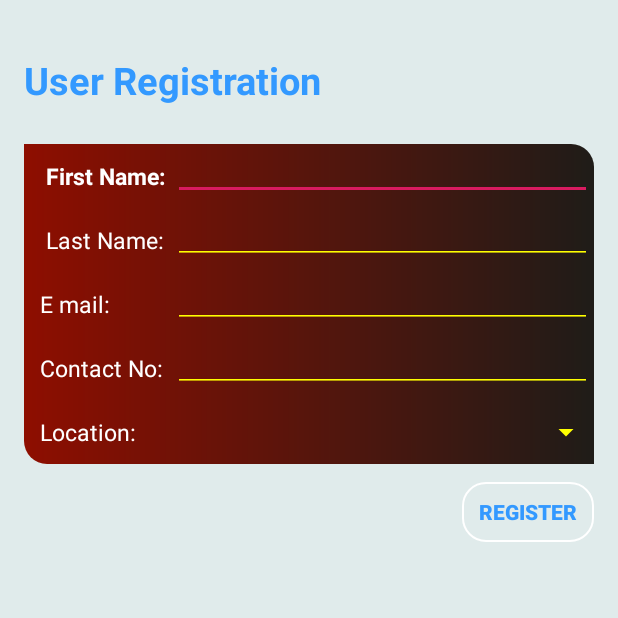
After one commit to Avishka0303/CEB-Smart_Meter_Project, an Android app: the RegistrationActivity screen opened directly, with no data from a screen before it, on a phone screen of 412 x 824 dp, the top half of it. The commit adds this screen. Run offline under Robolectric (Android 15) with nearby library versions, the light colour scheme and no system bars; 2 statements that could not run were skipped.

Commit message:
interface change

```diff
--- a/app/src/main/AndroidManifest.xml
+++ b/app/src/main/AndroidManifest.xml
@@ -23,6 +23,7 @@
         <activity android:name=".login.LoginActivity" />
         <activity android:name=".dashboard.DashboardActivity" />
         <activity android:name=".independent.ProfileActivity" />
+        <activity android:name=".login.RegistrationActivity"></activity>
     </application>
 
 </manifest>
--- a/app/src/main/java/com/example/predatorx21/cebsmartmeter/dashboard/DashboardActivity.java
+++ b/app/src/main/java/com/example/predatorx21/cebsmartmeter/dashboard/DashboardActivity.java
@@ -45,6 +45,7 @@ public class DashboardActivity extends AppCompatActivity {
     private TextView emailOut;
     private LinearLayout navigationHeader;
     private NavigationView navigationView;
+    private Menu menu;
 
     //Initialize the fragments
     private HomeFragment homeFragment;
@@ -185,16 +186,17 @@ public class DashboardActivity extends AppCompatActivity {
     }
 
     private void setToolBar(Toolbar toolbar,String meterId) {
-        toolbar.setTitle("CEB Smart Meter");
+        toolbar.setTitle("Smart Meter");
         toolbar.setTitleTextColor(getResources().getColor(R.color.colorWhite,null));
         setSupportActionBar(toolbar);
         toolbar.setSubtitle("Meter ID : "+meterId);
-        toolbar.setSubtitleTextColor(getResources().getColor(R.color.colorWhite,null));
+        toolbar.setSubtitleTextColor(getResources().getColor(R.color.colorYellow,null));
     }
 
     @Override
     public boolean onCreateOptionsMenu(Menu menu) {
         getMenuInflater().inflate(R.menu.toolbar_menu,menu);
+        this.menu=menu;
         return true;
     }
 
--- a/app/src/main/java/com/example/predatorx21/cebsmartmeter/db/DB.java
+++ b/app/src/main/java/com/example/predatorx21/cebsmartmeter/db/DB.java
@@ -30,17 +30,19 @@ public class DB {
         return connection;
     }
 
-    public static void updateDB(String updateQuery){
+    public static boolean updateDB(String updateQuery){
+        boolean flag=false;
         if(connection==null){
             createNewConnection();
         }
         try {
             Statement statement=connection.createStatement();
-            statement.execute(updateQuery);
+            flag=statement.execute(updateQuery);
         } catch (SQLException e) {
             e.printStackTrace();
             Log.e("DBE",e.getMessage());
         }
+        return flag;
     }
 
     public static ResultSet searchDB(String searchQuery){
--- a/app/src/main/java/com/example/predatorx21/cebsmartmeter/login/LoginActivity.java
+++ b/app/src/main/java/com/example/predatorx21/cebsmartmeter/login/LoginActivity.java
@@ -65,4 +65,9 @@ public class LoginActivity extends AppCompatActivity {
             Log.e("DBE",e.getMessage());
         }
     }
+
+    public void registerNewUser(View view){
+        Intent intent=new Intent(LoginActivity.this,RegistrationActivity.class);
+        startActivity(intent);
+    }
 }
--- /dev/null
+++ b/app/src/main/java/com/example/predatorx21/cebsmartmeter/login/RegistrationActivity.java
@@ -0,0 +1,70 @@
+package com.example.predatorx21.cebsmartmeter.login;
+
+import android.support.v7.app.AppCompatActivity;
+import android.os.Bundle;
+import android.util.Log;
+import android.view.View;
+import android.widget.ArrayAdapter;
+import android.widget.EditText;
+import android.widget.Spinner;
+import android.widget.TextView;
+import android.widget.Toast;
+
+import com.example.predatorx21.cebsmartmeter.R;
+import com.example.predatorx21.cebsmartmeter.db.DB;
+
+import java.sql.ResultSet;
+import java.util.ArrayList;
+import java.util.List;
+
+public class RegistrationActivity extends AppCompatActivity {
+
+    private Spinner spinner;
+    private EditText fname;
+    private EditText lname;
+    private EditText email;
+    private EditText cno;
+
+    @Override
+    protected void onCreate(Bundle savedInstanceState) {
+        super.onCreate(savedInstanceState);
+        setContentView(R.layout.activity_registration);
+
+        spinner=(Spinner)findViewById(R.id.location_spinner);
+        fname=(EditText) findViewById(R.id.fname_txt);
+        lname=(EditText)findViewById(R.id.lname_txt);
+        email=(EditText)findViewById(R.id.email_txt);
+        cno=(EditText)findViewById(R.id.cno_txt);
+
+        initializeTheSpinner();
+    }
+
+    private void initializeTheSpinner() {
+        List<String> locations=new ArrayList<String>();
+        String query="SELECT * FROM [Contacts]";
+        ResultSet resultSet= DB.searchDB(query);
+        try{
+            while(resultSet.next()){
+                locations.add(resultSet.getString("Location"));
+            }
+        }catch (Exception e){
+            e.printStackTrace();
+        }
+        ArrayAdapter<String> dataAdapter = new ArrayAdapter<String>(this, android.R.layout.simple_spinner_item, locations);
+        dataAdapter.setDropDownViewResource(android.R.layout.simple_spinner_dropdown_item);
+        spinner.setAdapter(dataAdapter);
+    }
+
+    public void registerNew(View view){
+        Log.e("Buttoncheck","woring.");
+
+        boolean flag=false;
+        String query="INSERT INTO [AspNetUsers] ([Id],[AccessFailedCount],[Email],[EmailConfirmed],[LockoutEnabled],[PhoneNumber],[PhoneNumberConfirmed],[TwoFactorEnabled],[FirstName],[LastName],[Location]) VALUES ('1234','0','0','"+email.getText()+"','0','"+cno.getText()+"','0','0','"+email.getText()+"','"+fname.getText()+"','"+lname.getText()+"','"+spinner.getSelectedItem().toString()+"')";
+        flag=DB.updateDB(query);
+        if(flag){
+            Toast.makeText(RegistrationActivity.this,"Registration Completed",Toast.LENGTH_SHORT).show();
+        }else{
+            Toast.makeText(RegistrationActivity.this,"Registration failure",Toast.LENGTH_SHORT).show();
+        }
+    }
+}
--- a/app/src/main/res/color/bottom_navigator_color.xml
+++ b/app/src/main/res/color/bottom_navigator_color.xml
@@ -1,5 +1,5 @@
 <?xml version="1.0" encoding="utf-8"?>
 <selector xmlns:android="http://schemas.android.com/apk/res/android">
-    <item android:color="@color/colorWhite" android:state_checked="true" />
+    <item android:color="@color/colorYellow" android:state_checked="true" />
     <item android:color="@color/colorTransparentWhite" />
 </selector>
--- /dev/null
+++ b/app/src/main/res/drawable/ic_refresh_yellow.xml
@@ -0,0 +1,5 @@
+<vector android:height="24dp" android:tint="#FFFF00"
+    android:viewportHeight="24.0" android:viewportWidth="24.0"
+    android:width="24dp" xmlns:android="http://schemas.android.com/apk/res/android">
+    <path android:fillColor="#FF000000" android:pathData="M17.65,6.35C16.2,4.9 14.21,4 12,4c-4.42,0 -7.99,3.58 -7.99,8s3.57,8 7.99,8c3.73,0 6.84,-2.55 7.73,-6h-2.08c-0.82,2.33 -3.04,4 -5.65,4 -3.31,0 -6,-2.69 -6,-6s2.69,-6 6,-6c1.66,0 3.14,0.69 4.22,1.78L13,11h7V4l-2.35,2.35z"/>
+</vector>
--- a/app/src/main/res/layout/activity_dashboard.xml
+++ b/app/src/main/res/layout/activity_dashboard.xml
@@ -58,7 +58,7 @@
         android:layout_width="wrap_content"
         android:layout_height="match_parent"
         android:layout_marginTop="?attr/actionBarSize"
-        android:background="@color/colorlightBlue"
+        android:background="@drawable/yellow_electricity"
         app:itemTextColor="@color/coalEnd"
         app:menu="@menu/navigation_drawer_menu"
         app:headerLayout="@layout/nav_drawer_header"
--- a/app/src/main/res/layout/activity_login.xml
+++ b/app/src/main/res/layout/activity_login.xml
@@ -104,6 +104,7 @@
         android:layout_height="wrap_content"
         android:layout_marginStart="5dp"
         android:layout_marginBottom="5dp"
+        android:onClick="registerNewUser"
         android:text="Registration"
         android:textColor="@color/colorWhite"
         app:layout_constraintBottom_toBottomOf="parent"
--- /dev/null
+++ b/app/src/main/res/layout/activity_registration.xml
@@ -0,0 +1,173 @@
+<?xml version="1.0" encoding="utf-8"?>
+<android.support.constraint.ConstraintLayout xmlns:android="http://schemas.android.com/apk/res/android"
+    xmlns:app="http://schemas.android.com/apk/res-auto"
+    xmlns:tools="http://schemas.android.com/tools"
+    android:layout_width="match_parent"
+    android:layout_height="match_parent"
+    android:background="@color/colorLightGray"
+    tools:context=".login.RegistrationActivity">
+
+    <TextView
+        android:id="@+id/textView"
+        android:layout_width="wrap_content"
+        android:layout_height="wrap_content"
+        android:layout_marginStart="16dp"
+        android:layout_marginTop="36dp"
+        android:text="User Registration"
+        android:textColor="@color/colorBlue"
+        android:textSize="25dp"
+        android:textStyle="bold"
+        app:layout_constraintStart_toStartOf="parent"
+        app:layout_constraintTop_toTopOf="parent"
+        />
+
+    <TableLayout
+        android:id="@+id/tableLayout"
+        android:layout_width="match_parent"
+        android:layout_height="wrap_content"
+        android:layout_marginStart="16dp"
+        android:layout_marginTop="25dp"
+        android:layout_marginEnd="16dp"
+        android:background="@drawable/netflix_theme"
+        android:stretchColumns="1"
+        app:layout_constraintEnd_toEndOf="parent"
+        app:layout_constraintHorizontal_bias="0.0"
+        app:layout_constraintStart_toStartOf="parent"
+        app:layout_constraintTop_toBottomOf="@+id/textView">
+
+        <TableRow
+            android:layout_width="match_parent"
+            android:layout_height="wrap_content"
+            android:padding="5dp">
+
+            <TextView
+                android:layout_width="wrap_content"
+                android:layout_height="wrap_content"
+                android:padding="5dp"
+                android:text=" First Name:"
+                android:textColor="@color/colorWhite"
+                android:textSize="15sp"
+                android:textStyle="bold" />
+
+            <EditText
+                android:id="@+id/fname_txt"
+                android:layout_width="wrap_content"
+                android:layout_height="wrap_content"
+                android:padding="5dp"
+                android:textAlignment="center"
+                android:textColor="@color/colorWhite"
+                android:textSize="15sp" />
+        </TableRow>
+
+        <TableRow
+            android:layout_width="match_parent"
+            android:layout_height="match_parent"
+            android:padding="5dp">
+
+            <TextView
+                android:layout_width="wrap_content"
+                android:layout_height="wrap_content"
+                android:padding="5dp"
+                android:text=" Last Name:"
+                android:textColor="@color/colorWhite"
+                android:textSize="15sp" />
+
+            <EditText
+                android:id="@+id/lname_txt"
+                android:layout_width="wrap_content"
+                android:layout_height="wrap_content"
+                android:padding="5dp"
+                android:textAlignment="center"
+                android:textColor="@color/colorWhite"
+                android:textSize="15sp" />
+        </TableRow>
+
+        <TableRow
+            android:layout_width="match_parent"
+            android:layout_height="match_parent"
+            android:padding="5dp">
+
+            <TextView
+                android:layout_width="wrap_content"
+                android:layout_height="wrap_content"
+                android:padding="5dp"
+                android:text="E mail:"
+                android:textColor="@color/colorWhite"
+                android:textSize="15sp" />
+
+            <EditText
+                android:id="@+id/email_txt"
+                android:layout_width="wrap_content"
+                android:layout_height="wrap_content"
+                android:padding="5dp"
+                android:textAlignment="center"
+                android:textColor="@color/colorWhite"
+                android:textSize="15sp" />
+
+
+        </TableRow>
+
+        <TableRow
+            android:layout_width="match_parent"
+            android:layout_height="match_parent"
+            android:padding="5dp">
+
+            <TextView
+                android:layout_width="wrap_content"
+                android:layout_height="wrap_content"
+                android:padding="5dp"
+                android:text="Contact No:"
+                android:textColor="@color/colorWhite"
+                android:textSize="15sp" />
+
+            <EditText
+                android:id="@+id/cno_txt"
+                android:layout_width="wrap_content"
+                android:layout_height="wrap_content"
+                android:padding="5dp"
+                android:textAlignment="center"
+                android:textColor="@color/colorWhite"
+                android:textSize="15sp" />
+
+
+        </TableRow>
+
+        <TableRow
+            android:layout_width="match_parent"
+            android:layout_height="match_parent"
+            android:padding="5dp">
+
+            <TextView
+                android:layout_width="wrap_content"
+                android:layout_height="wrap_content"
+                android:padding="5dp"
+                android:text="Location:"
+                android:textColor="@color/colorWhite"
+                android:textSize="15sp" />
+
+            <Spinner
+                android:id="@+id/location_spinner"
+                android:layout_width="match_parent"
+                android:layout_height="match_parent"
+                android:textAlignment="viewStart"
+                 />
+
+        </TableRow>
+
+    </TableLayout>
+
+    <Button
+        android:id="@+id/button"
+        android:layout_width="wrap_content"
+        android:layout_height="40dp"
+        android:layout_marginTop="12dp"
+        android:layout_marginEnd="16dp"
+        android:text="Register"
+        android:textColor="@color/colorBlue"
+        android:textStyle="bold"
+        android:onClick="registerNew"
+        android:background="@drawable/main_btn_theme"
+        app:layout_constraintEnd_toEndOf="parent"
+        app:layout_constraintTop_toBottomOf="@+id/tableLayout" />
+
+</android.support.constraint.ConstraintLayout>
--- a/app/src/main/res/layout/fragment_usage.xml
+++ b/app/src/main/res/layout/fragment_usage.xml
@@ -4,7 +4,7 @@
     xmlns:tools="http://schemas.android.com/tools"
     android:layout_width="match_parent"
     android:layout_height="match_parent"
-    android:background="@drawable/stripe_theme"
+    android:background="@color/colorLightGray"
     tools:context=".dashboard.UsageFragment">
 
     <android.support.constraint.ConstraintLayout
--- a/app/src/main/res/layout/nav_drawer_header.xml
+++ b/app/src/main/res/layout/nav_drawer_header.xml
@@ -4,7 +4,7 @@
     android:layout_width="match_parent"
     android:layout_height="160dp"
     android:orientation="vertical"
-    android:background="@drawable/header_layout_theme"
+    android:background="@color/colorPrimary"
     android:id="@+id/nav_header">
 
     <ImageView
@@ -23,7 +23,7 @@
         android:text=""
         android:textStyle="bold"
         android:layout_marginLeft="10dp"
-        android:textColor="@color/colorWhite"
+        android:textColor="@color/colorYellow"
         android:textSize="15sp"/>
 
     <TextView
@@ -32,7 +32,7 @@
         android:layout_height="wrap_content"
         android:layout_marginTop="5dp"
         android:text="abc1234@gmail.com"
-        android:textColor="@color/colorWhite"
+        android:textColor="@color/colorYellow"
         android:textStyle="bold"
         android:layout_marginLeft="10dp"
         android:textSize="15sp"/>
--- a/app/src/main/res/menu/navigation_drawer_menu.xml
+++ b/app/src/main/res/menu/navigation_drawer_menu.xml
@@ -3,7 +3,7 @@
     xmlns:android="http://schemas.android.com/apk/res/android">
     <group android:checkableBehavior="single">
         <item android:title="Profile" android:id="@+id/nd_profile" android:icon="@drawable/ic_person"/>
-        <item android:title="Home" android:id="@+id/nd_home" android:icon="@drawable/ic_home"/>
+        <item android:title="Home" android:id="@+id/nd_home" android:icon="@drawable/ic_home" android:checked="true"/>
         <item android:title="Usage" android:id="@+id/nd_usage" android:icon="@drawable/ic_usage"/>
         <item android:title="Bill" android:id="@+id/nd_bill" android:icon="@drawable/ic_payment"/>
         <item android:title="Contact" android:id="@+id/nd_contact_info" android:icon="@drawable/ic_contact" />
--- a/app/src/main/res/values/colors.xml
+++ b/app/src/main/res/values/colors.xml
@@ -1,13 +1,21 @@
 <?xml version="1.0" encoding="utf-8"?>
 <resources>
-    <color name="colorPrimary">#3399ff</color>
-    <color name="colorPrimaryDark">#3333ff</color>
+
+    <color name="colorPrimary">#720f11</color>
+    <color name="colorPrimaryDark">#4d0000</color>
     <color name="colorAccent">#D81B60</color>
 
+    <color name="colorTransparentWhite">#80FFFFFF</color>
+
     <color name="colorWhite">#FFFFFF</color>
-    <color name="colorlightBlue">#cce6ff</color>
+    <color name="colorYellow">#ffff00</color>
+    <color name="colorBlackGray">#494848</color>
+    <color name="colorLightGray">#e0ebeb</color>
+
+
     <color name="colorBlue">#3399ff</color>
-    <color name="colorTransparentWhite">#80FFFFFF</color>
+    <color name="colorPaleBlue">#d2f7f6</color>
+
 
     <color name="mainGradStart">#0575E6</color>
     <color name="mainGradEnd">#021B79</color>
--- a/app/src/main/res/values/styles.xml
+++ b/app/src/main/res/values/styles.xml
@@ -6,10 +6,17 @@
         <item name="colorPrimary">@color/colorPrimary</item>
         <item name="colorPrimaryDark">@color/colorPrimaryDark</item>
         <item name="colorAccent">@color/colorAccent</item>
+        <item name="actionOverflowButtonStyle">@style/DotsTheme</item>
+        <item name="colorControlNormal">@color/colorYellow</item>
+        <item name="android:colorControlNormal">@color/colorYellow</item>
+
     </style>
 
     <style name="AppTheme.AppBarOverlay" parent="ThemeOverlay.AppCompat.Dark.ActionBar" />
-
     <style name="AppTheme.PopupOverlay" parent="ThemeOverlay.AppCompat.Light" />
 
+    <style name="DotsTheme" parent="@style/Widget.AppCompat.ActionButton.Overflow" >
+        <item name="android:tint">@color/colorYellow</item>
+    </style>
+
 </resources>
```
Also changed, not shown: app/src/main/java/com/example/predatorx21/cebsmartmeter/dashboard/HomeFragment.java (+4 -8 lines), app/src/main/res/layout/fragment_home.xml (+10 -9 lines), app/src/main/res/menu/toolbar_menu.xml (+8 -0 lines), app/src/main/res/drawable/yellow_electricity.jpg (added).
